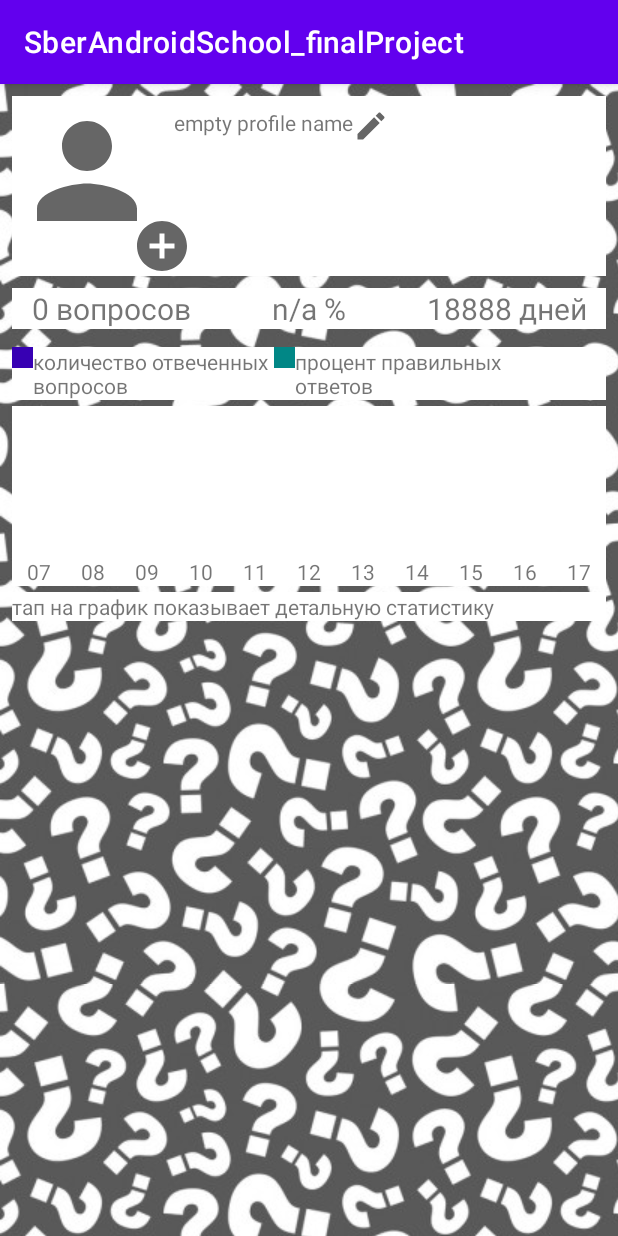
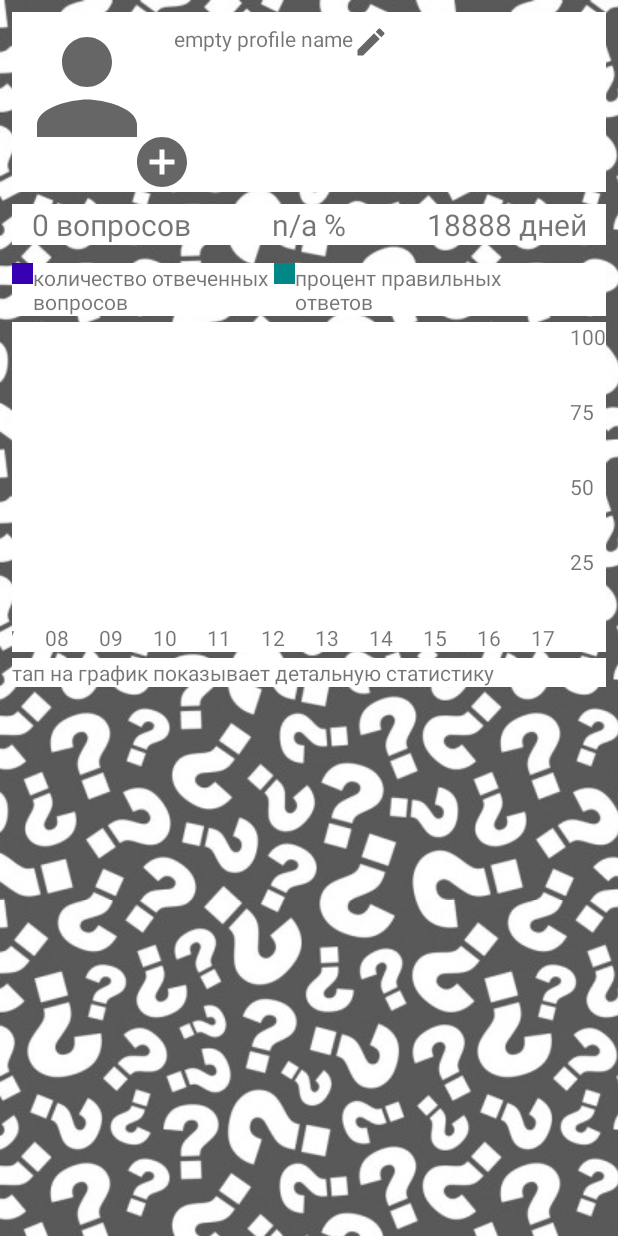
Before and after one commit to aka-npou/SberAndroidSchool_finalProject, an Android app: the screen it shows after launch (MainActivity), after a tap on an icon or button, on a phone screen of 412 x 824 dp. Run offline under Robolectric (Android 15) with nearby library versions, the phone set to English and light mode, and no system bars; our stand-ins replace Dagger/Hilt's generated code, Room's generated code, RxJava.

Commit message:
покрутил ui

```diff
--- a/app/src/main/java/com/aka_npou/sberandroidschool_finalproject/presentation/statistic/adapter/StatisticRecyclerAdapter.java
+++ b/app/src/main/java/com/aka_npou/sberandroidschool_finalproject/presentation/statistic/adapter/StatisticRecyclerAdapter.java
@@ -99,10 +99,10 @@ public class StatisticRecyclerAdapter extends RecyclerView.Adapter<StatisticRecy
             } else {
                 float density = itemView.getContext().getResources().getDisplayMetrics().density;
                 statisticCountQuestions.getLayoutParams().height =
-                        (int) (100 * dailyStatistics.getCountQuestions() / maxCountQuestionPerDay * density);
+                        (int) (200 * dailyStatistics.getCountQuestions() / maxCountQuestionPerDay * density);
 
                 statisticPercentageOfCorrectAnswers.getLayoutParams().height =
-                        (int) (100 * dailyStatistics.getCountCorrectQuestions() / dailyStatistics.getCountQuestions() * density);
+                        (int) (200 * dailyStatistics.getCountCorrectQuestions() / dailyStatistics.getCountQuestions() * density);
             }
 
             statisticDate.setText(simpleDateFormat.format(dailyStatistics.getDateOfAnswer()));
--- a/app/src/main/res/layout/fragment_select_type_questions.xml
+++ b/app/src/main/res/layout/fragment_select_type_questions.xml
@@ -22,7 +22,7 @@
         android:background="@android:color/white"
         android:clickable="true"
         android:focusable="true"
-        android:visibility="visible">
+        android:visibility="invisible">
 
         <ProgressBar
             android:id="@+id/progress_bar"
--- a/app/src/main/res/layout/fragment_statistic.xml
+++ b/app/src/main/res/layout/fragment_statistic.xml
@@ -24,7 +24,7 @@
                 android:layout_height="wrap_content"
                 android:layout_weight="1"
                 android:gravity="center"
-                android:textSize="20dp"
+                android:textSize="20sp"
                 tools:text="98765" />
 
             <TextView
@@ -33,7 +33,7 @@
                 android:layout_height="wrap_content"
                 android:layout_weight="1"
                 android:gravity="center"
-                android:textSize="20dp"
+                android:textSize="20sp"
                 tools:text="60%" />
 
             <TextView
@@ -42,7 +42,7 @@
                 android:layout_height="wrap_content"
                 android:layout_weight="1"
                 android:gravity="center"
-                android:textSize="20dp"
+                android:textSize="20sp"
                 tools:text="30" />
         </LinearLayout>
 
@@ -56,41 +56,82 @@
             <ImageView
                 android:layout_width="14dp"
                 android:layout_height="14dp"
-                android:background="@color/purple_700" />
+                android:background="@color/purple_700"
+                android:contentDescription="@string/purple_color_text" />
 
             <TextView
                 android:layout_width="wrap_content"
                 android:layout_height="wrap_content"
-                android:text="количество отвеченных \nвопросов" />
+                android:text="@string/fragment_statistic_count_hint" />
 
             <ImageView
                 android:layout_width="14dp"
                 android:layout_height="14dp"
-                android:background="@color/teal_700" />
+                android:background="@color/teal_700"
+                android:contentDescription="@string/teal_color_text" />
 
             <TextView
                 android:layout_width="wrap_content"
                 android:layout_height="wrap_content"
-                android:text="процент правильных \nответов" />
+                android:text="@string/fragment_statistic_percent_hint" />
         </LinearLayout>
 
-        <androidx.recyclerview.widget.RecyclerView
-            android:id="@+id/statistic_recycler_view"
+        <LinearLayout
             android:layout_width="match_parent"
             android:layout_height="wrap_content"
-            android:background="@color/white" />
+            android:orientation="horizontal"
+            android:background="@color/white">
+
+            <androidx.recyclerview.widget.RecyclerView
+                android:id="@+id/statistic_recycler_view"
+                android:layout_width="0dp"
+                android:layout_height="wrap_content"
+                android:layout_weight="1"/>
+
+            <androidx.appcompat.widget.LinearLayoutCompat
+                android:layout_width="wrap_content"
+                android:layout_height="match_parent"
+                android:orientation="vertical">
+
+                <TextView
+                    android:layout_width="wrap_content"
+                    android:layout_height="wrap_content"
+                    android:layout_weight="1"
+                    android:text="@string/text_100"/>
+                <TextView
+                    android:layout_width="wrap_content"
+                    android:layout_height="wrap_content"
+                    android:layout_weight="1"
+                    android:text="@string/text_75"/>
+                <TextView
+                    android:layout_width="wrap_content"
+                    android:layout_height="wrap_content"
+                    android:layout_weight="1"
+                    android:text="@string/text_50"/>
+
+                <TextView
+                    android:layout_width="wrap_content"
+                    android:layout_height="wrap_content"
+                    android:layout_weight="1"
+                    android:text="@string/text_25" />
+                <TextView
+                    android:layout_width="wrap_content"
+                    android:layout_height="20dp"/>
+            </androidx.appcompat.widget.LinearLayoutCompat>
+        </LinearLayout>
 
         <TextView
             android:layout_width="match_parent"
             android:layout_height="wrap_content"
             android:layout_marginVertical="4dp"
             android:background="@color/white"
-            android:text="тап на график показывает детальную статистику" />
+            android:text="@string/fragment_statistic_tap_text_hint" />
 
         <androidx.recyclerview.widget.RecyclerView
             android:id="@+id/detailed_statistic_per_day"
             android:layout_width="match_parent"
             android:layout_height="wrap_content" />
+
     </LinearLayout>
 
     <RelativeLayout
@@ -100,7 +141,7 @@
         android:background="@android:color/white"
         android:clickable="true"
         android:focusable="true"
-        android:visibility="visible">
+        android:visibility="invisible">
 
         <ProgressBar
             android:id="@+id/progress_bar"
--- a/app/src/main/res/layout/item_statistic.xml
+++ b/app/src/main/res/layout/item_statistic.xml
@@ -1,7 +1,7 @@
 <?xml version="1.0" encoding="utf-8"?>
 <FrameLayout xmlns:android="http://schemas.android.com/apk/res/android"
     android:layout_width="36dp"
-    android:layout_height="120dp"
+    android:layout_height="220dp"
     android:id="@+id/day_statistic">
 
     <ImageView
--- a/app/src/main/res/values/strings.xml
+++ b/app/src/main/res/values/strings.xml
@@ -2,4 +2,13 @@
     <string name="app_name">SberAndroidSchool_finalProject</string>
     <string name="start_simple_game_button_text">старт игры</string>
     <string name="please_wait">Please wait</string>
+    <string name="text_25">25</string>
+    <string name="text_50">50</string>
+    <string name="text_75">75</string>
+    <string name="text_100">100</string>
+    <string name="fragment_statistic_tap_text_hint">тап на график показывает детальную статистику</string>
+    <string name="fragment_statistic_percent_hint">процент правильных \nответов</string>
+    <string name="fragment_statistic_count_hint">количество отвеченных \nвопросов</string>
+    <string name="purple_color_text">purple color</string>
+    <string name="teal_color_text">teal color</string>
 </resources>
--- a/app/src/main/res/values/themes.xml
+++ b/app/src/main/res/values/themes.xml
@@ -1,6 +1,6 @@
 <resources xmlns:tools="http://schemas.android.com/tools">
     <!-- Base application theme. -->
-    <style name="Theme.SberAndroidSchool_finalProject" parent="Theme.MaterialComponents.DayNight.DarkActionBar">
+    <style name="Theme.SberAndroidSchool_finalProject" parent="Theme.MaterialComponents.DayNight.NoActionBar">
         <!-- Primary brand color. -->
         <item name="colorPrimary">@color/purple_500</item>
         <item name="colorPrimaryVariant">@color/purple_700</item>
```
